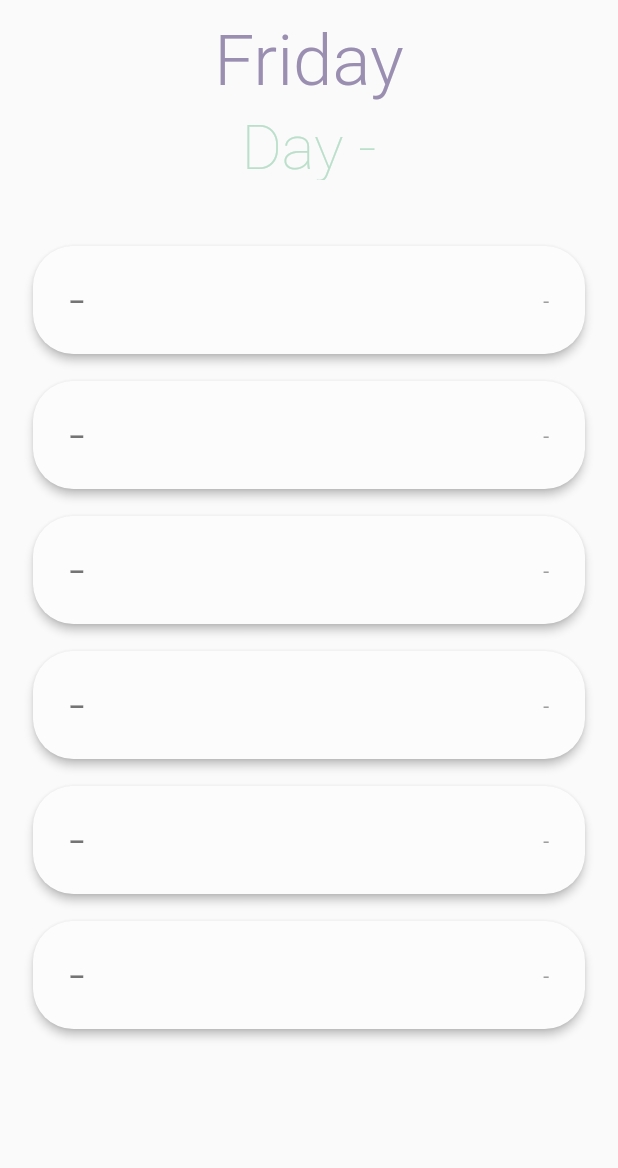
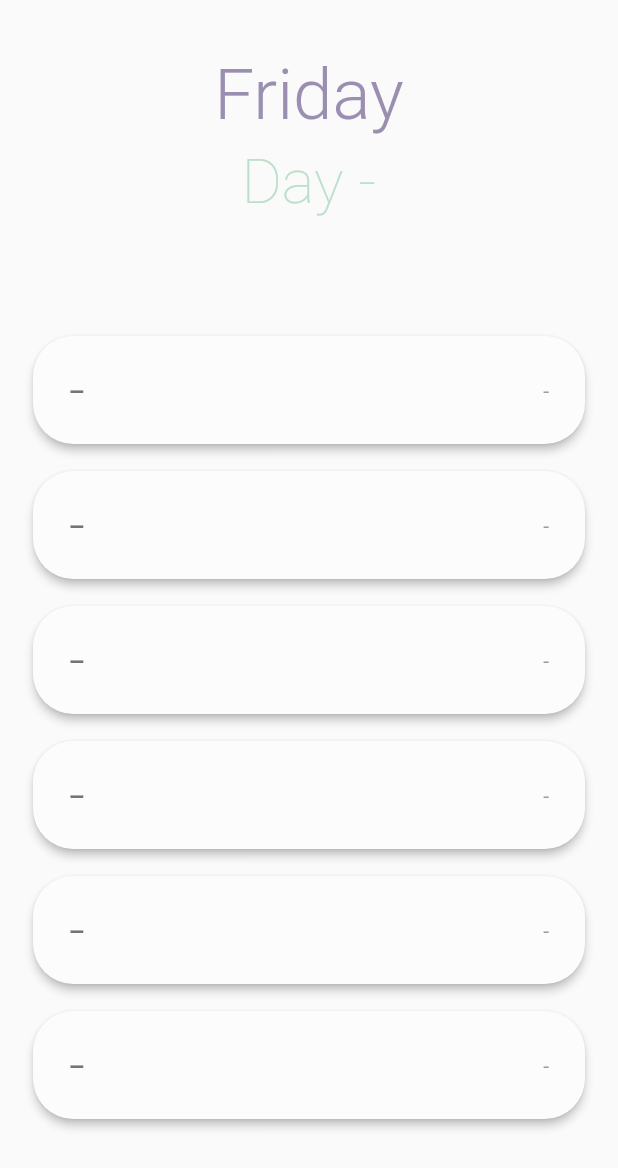
Before and after one commit to neilgoyal/DayTrak, a Flutter app: the HomePage screen opened by its route, item 2 of the bottom bar chosen, on a phone screen of 412 x 824 dp. Shown: the top 1168 px of the screen. Run offline on Flutter 3.47's test engine with Material 2 defaults, Android fonts, the light colour scheme and no system bars; our stand-ins replace flare_flutter, flutter_slidable, shared_preferences, sliding_up_panel, sqflite; missing offline and left inert: encrypt, popup_menu; accounts and stored records are empty; network calls fail; Roboto replaces fonts that are missing (Protipo Compact).

Commit message:
Fp2 bug fixed Stable

```diff
--- a/lib/globals.dart
+++ b/lib/globals.dart
@@ -6,4 +6,4 @@ String dayOrder = "-";
 DateTime dt = DateTime.now();
 String newDt1 = DateFormat.EEEE().format(dt);
 int valueOfGrade = 11;
-double h1, h2, h3, h4, h5, h6, h7, h8, h9, h10, s1, s2, s3, s4, s5, w;
+double h1, h2, h3, h4, h5, h6, h7, h8, h9, h10, s1, s2, s3, s4, s5, w, l1, l2, l3;
--- a/lib/main.dart
+++ b/lib/main.dart
@@ -15,7 +15,7 @@ class MyApp extends StatelessWidget {
         primarySwatch: Colors.blue,
       ),
       initialRoute: '/',
-      routes: {'/first': (context) => Fp1Page(), '/s': (context) => HomePage()},
+      routes: {'/first': (context) => Fp1Page(), '/orangejuice': (context) => HomePage()},
       home: Splash(),
     );
   }
@@ -38,7 +38,7 @@ class SplashState extends State<Splash> {
     bool _seen = (prefs.getBool('seen') ?? false);
 
     if (_seen) {
-      Navigator.pushReplacementNamed(context, "/s");
+      Navigator.pushReplacementNamed(context, "/orangejuice");
     } else {
       prefs.setBool('seen', true);
       Navigator.pushReplacementNamed(context, "/first");
--- a/lib/pages/home.dart
+++ b/lib/pages/home.dart
@@ -46,6 +46,7 @@ class _HomePageState extends State<HomePage> {
   @override
   Widget build(BuildContext context) {
     double width = MediaQuery.of(context).size.width;
+    double lenght = MediaQuery.of(context).size.height;
     globals.h1 = width * 0.115;
     globals.h2 = width * 0.1;
     globals.h3 = width * 0.09;
@@ -62,6 +63,7 @@ class _HomePageState extends State<HomePage> {
     globals.s4 = width * 0.225;
     globals.s5 = width * 0.13;
     globals.w = width * 0.85;
+    globals.l1 = lenght * 0.34;
     return DefaultTabController(
       length: 3,
       initialIndex: 0,
--- a/lib/pages/timetable.dart
+++ b/lib/pages/timetable.dart
@@ -1,3 +1,4 @@
+import 'package:flutter/cupertino.dart';
 import 'package:flutter/material.dart';
 import 'package:schoolcalendar/globals.dart' as globals;
 import '../api.dart';
@@ -8,7 +9,7 @@ class TimetablePage extends StatefulWidget {
   _TimetableState createState() => _TimetableState();
 }
 
-final double toolbarHeight = 120.0;
+final double toolbarHeight = 190.0;
 Future<Day> futureDay;
 double blocks_6 = 55;
 int numoftiles;
@@ -119,7 +120,7 @@ class _TimetableState extends State<TimetablePage> {
         debugShowCheckedModeBanner: false,
         home: new Scaffold(
             appBar: PreferredSize(
-                preferredSize: Size.fromHeight(150),
+                preferredSize: Size.fromHeight(210),
                 child: AppBar(
                   backgroundColor: Color.fromRGBO(250, 250, 250, 1),
                   elevation: 0,
@@ -145,6 +146,9 @@ class _TimetableState extends State<TimetablePage> {
                           SizedBox(
                             height: 6,
                           ),
+                          Row(
+                            mainAxisAlignment: MainAxisAlignment.center,
+                            children: [
                           Container(
                             child: FutureBuilder<Day>(
                               future: futureDay,
@@ -179,6 +183,11 @@ class _TimetableState extends State<TimetablePage> {
                                   );
                               },
                             ),
+                          ),],),
+                          SizedBox(
+                            height: 24,
+                          ),
+                          Row(
                           ),
                         ]),
                   )),
```
Also changed, not shown: lib/firstopenpages/fp2.dart (+4 -37 lines), 3 other files.
